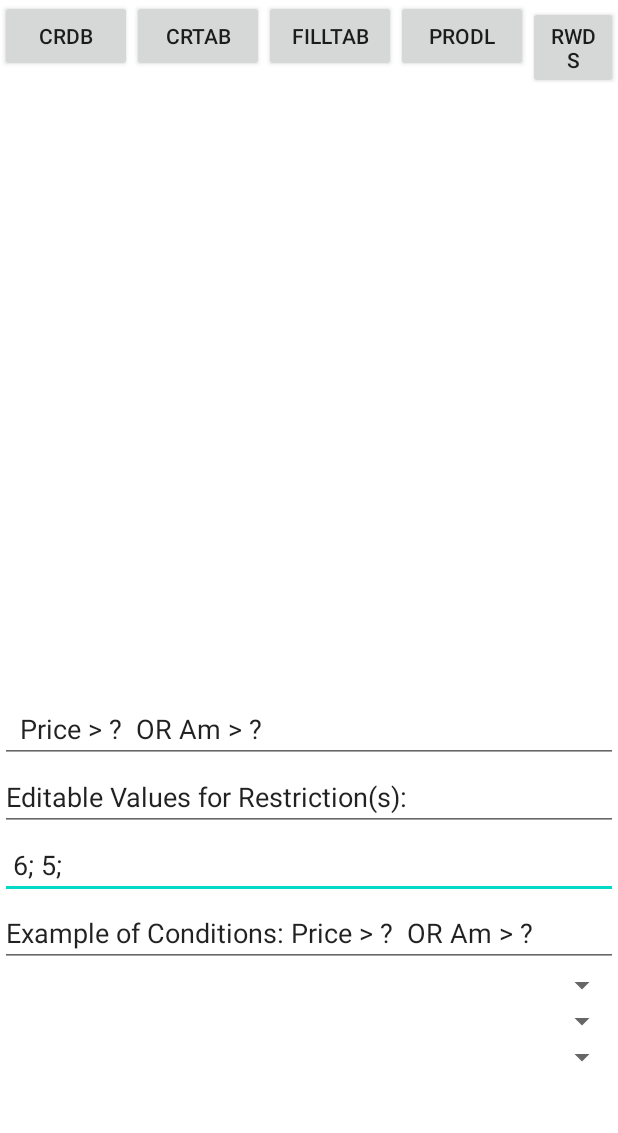
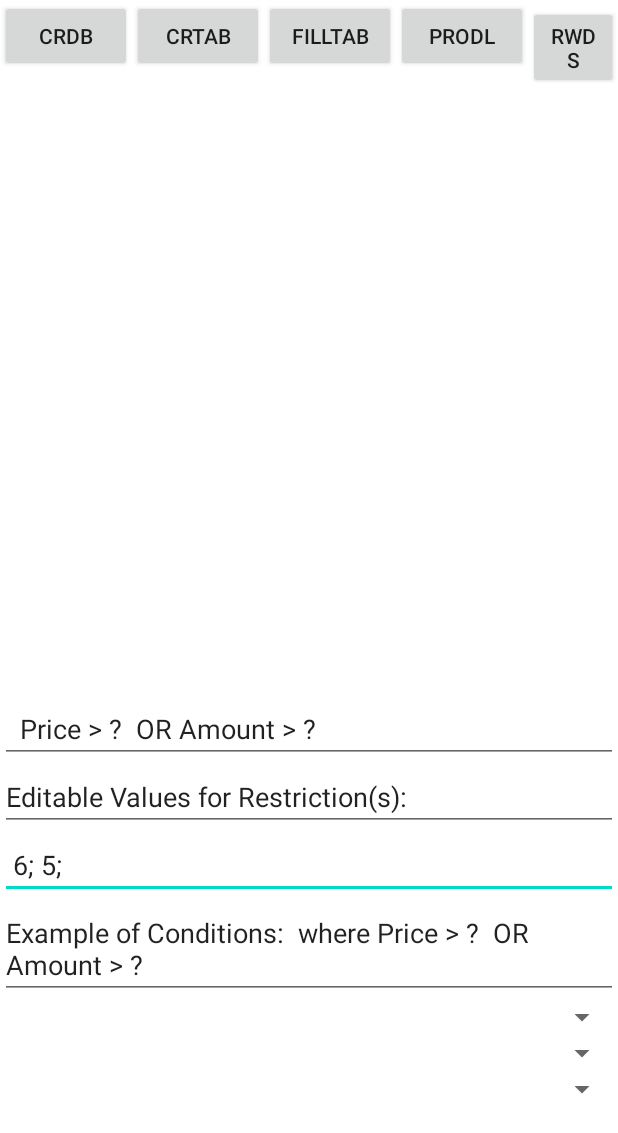
Before and after one commit to sxline/ip, an Android app: the screen it shows after launch (MainActivity), after a tap on "PRODL", on a phone screen of 412 x 824 dp. Shown: the top 1133 px of the screen. Run offline under Robolectric (Android 15) with nearby library versions, the phone set to English and light mode, and no system bars; 8 statements that could not run were skipped.

Commit message:
modified for lab 4, done

```diff
--- a/app/src/main/java/com/example/db3/FileOper.java
+++ b/app/src/main/java/com/example/db3/FileOper.java
@@ -3,7 +3,16 @@ package com.example.db3;
 import java.io.BufferedReader;
 import java.io.File;
 import java.io.FileInputStream;
+import java.io.FileNotFoundException;
+import java.io.FileReader;
+import java.io.IOException;
 import java.io.InputStreamReader;
+import java.nio.charset.StandardCharsets;
+import java.nio.file.Files;
+import java.nio.file.Paths;
+import java.util.ArrayList;
+import java.util.List;
+import java.util.Scanner;
 
 
 import android.util.Log;
@@ -30,7 +39,7 @@ public class FileOper {
         {// read from ListOfTables
             try {
                 //File myFile = new File("/storage/extSdCard/"+tablesN+".txt");
-                File myFile = new File("/storage/emulated/ip/lab3/"+tablesN+".txt");
+                File myFile = new File("/storage/emulated/ip/lab4/"+tablesN+".txt");
                 FileInputStream fIn = new FileInputStream(myFile);
                 BufferedReader myReader = new BufferedReader(
                         new InputStreamReader(fIn));
@@ -49,6 +58,26 @@ public class FileOper {
         rez=aBuffer;
         return rez;
     }
+
+    public ArrayList<String> readT(String table) {
+        ArrayList<String> dataList = new ArrayList<>();
+        try {
+            String path = "/storage/emulated/ip/lab4/" + table + ".txt";
+            File myObj = new File(path);
+            Scanner myReader = new Scanner(myObj);
+            while (myReader.hasNextLine()) {
+                dataList.add(myReader.nextLine());
+            }
+            myReader.close();
+            return dataList;
+        } catch (FileNotFoundException e) {
+            System.out.println("An error occurred.");
+            e.printStackTrace();
+        }
+        return null;
+    }
+
+
     public int proba()
     {
         int i=3;
--- a/app/src/main/java/com/example/db3/MainActivity.java
+++ b/app/src/main/java/com/example/db3/MainActivity.java
@@ -6,6 +6,11 @@ import java.io.File;
 import java.io.FileInputStream;
 import java.io.InputStreamReader;
 import java.text.DecimalFormat;
+import java.util.ArrayList;
+import java.util.Collection;
+import java.util.Iterator;
+import java.util.List;
+import java.util.ListIterator;
 
 import com.example.db3.R;
 
@@ -33,10 +38,13 @@ import android.widget.TextView;
 import android.widget.Toast;
 import android.widget.AdapterView.OnItemSelectedListener;
 
+import androidx.annotation.NonNull;
+import androidx.annotation.Nullable;
+
 
 @SuppressLint("SdCardPath")
 public class MainActivity extends Activity {
-    String DBName="lab3";
+    String DBName="lab4";
 
     public DecimalFormat df = new DecimalFormat("#.##");
     String [] data2=new String[50];
@@ -75,7 +83,7 @@ public class MainActivity extends Activity {
         et3=(EditText)findViewById(R.id.editText3);
         tv.setMovementMethod(new ScrollingMovementMethod());
         String whereC="  NF > ?  OR PF=? ";
-        whereC="  Price > ?  OR Am > ? ";
+        whereC="  Price > ?  OR Amount > ? ";
         String whereV=" 6; 5; ";
         et1.setText(whereC);
         et2.setText("Editable Values for Restriction(s):  " );
@@ -159,23 +167,19 @@ public class MainActivity extends Activity {
 
     }
     public boolean exists(String table) {
-        Cursor c = null;
-        boolean tableExists = false;
-        /* get cursor on it */
         try
         {
-            c = db.query(table, null,
+            Cursor c = db.query(table, null,
                     null, null, null, null, null);
-            tableExists = true;
             Log.d("About existing ", "The table "+table+"  exists! :))))");
+            return true;
         }
         catch (Exception e) {
             /* fail */
             Log.d("The table is missing", table+" doesn't exist :(((");
 
         }
-
-        return tableExists;
+        return false;
     }
 
     public void fillTAB(View v)
@@ -250,38 +254,25 @@ public class MainActivity extends Activity {
     }
     public void studL(View v)
     {
-        String studLista="SELECT latitude, longitude, COUNT(*) count"+
-                "FROM tasks  "
-                + " GROUP BY latitude, longitude "
-                +  "HAVING count >1 1";
-
+        tabel = new FileOper();
         dbHelper = new DBHelper(this, DBName);
         db = dbHelper.getWritableDatabase();
         Log.d("Create DB=","The DB " +DBName+ "  was created OR Opened the exiting one!");
         Log.d("Group By", "--- INNER JOIN with rawQuery---");
 
-        String sqlQuery = "select PL.name as Name, PS.name as Position, salary as Salary "
-                + "from people as PL "
-                + "inner join position as PS "
-                + "on PL.posid = PS.id "
-                + "where salary > ?";
         int v1=7,v2=8;
         String vv1=String.valueOf(v1);
         String vv2=String.valueOf(v2);
         String vv3="prof3", vv4="prof2";
 
-        // String whereV="Ex > " + vv1 + "  and  Re > " + vv2 + " and ( PF=" +vv3 + "  or PF = " + vv4 +")";
-        //  String [] s1=et.getText().toString().split("\n");
-        // String [] s2=s1[2].split(";");
-        String  whereC=et1.getText().toString().trim();
+        String  whereC= " where " + et1.getText().toString().trim();
         String  whereV=et3.getText().toString().trim();
 
         whereV=whereV.replace(" ", "");
         String [] s2=whereV.split(";");
-        //vv1=s2[0].trim(); vv2=s2[1].trim(); vv3=s2[2].trim(); vv4=s2[3].trim();
-        // String []  val =new String[4];
+
         int np=s2.length;
-        //whereC=s1[0];
+
         Log.d("Numar de parametri","parametri= "+np);
         Log.d("WhereC=","whereC= "+whereC  );
         Log.d("WhereV=","whereV= "+whereV  );
@@ -289,14 +280,11 @@ public class MainActivity extends Activity {
         for (int j=0;j<np;j++)
             s2[j]=s2[j].trim();
 
+        String select =  GetSelect();
+        String connections = GetConnections();
 
-        String studLista1= "select a.AId as AdId, a.Title AS Title, a.Price AS Price, a.Amount as Am, u.Fname as Name, u.Phone as Ph, f.UserId as FuId, c.Com as Com , r.Rat as Rat "
-                + "from UsersM as u "
-                + "inner join AdvertsM as a on a.Uid=u.UserId "
-                + "inner join FavoritesM as f on f.UserId = u.UserId "
-                + "inner join CommentsM as c on c.OwId = u.UserId "
-                + "inner join RatingsM as r on r.OwId = u.UserId "
-                + "where " +whereC;
+
+        String studLista1= select + connections + whereC;
 
         Cursor c;
         c=null;
@@ -309,6 +297,33 @@ public class MainActivity extends Activity {
         txtData.setText("Example of Conditions: " +whereC );
         // txtData.append(whereV);
 
+    }
+
+    public String GetSelect(){
+        String tableName = "selectM";
+        ArrayList<String> dataList = tabel.readT(tableName);
+        String select = "select ";
+        for (String el : dataList){
+            String[] words = el.split("\t");
+            for (int i = 1; i< words.length; i ++){
+                select = select + " " + words[0]+ "." + words[i] + " as " + words[i] + ", ";
+            }
+        }
+        Log.d("select", select);
+        return select.substring(0, select.length()-2);
+    }
+
+    public String GetConnections(){
+        String tableName = "connectionsM";
+        ArrayList<String> dataList = tabel.readT(tableName);
+        String connections = " from " + dataList.get(0) + " ";
+
+        for (int i = 1; i < dataList.size(); i++){
+            String[] el = dataList.get(i).split("\t");
+            connections = connections + " inner join " + el[0] + " on " + el[1] + " = " + el[2] + " ";
+        }
+        Log.d("connections", connections);
+        return connections;
     }
 
 
```
